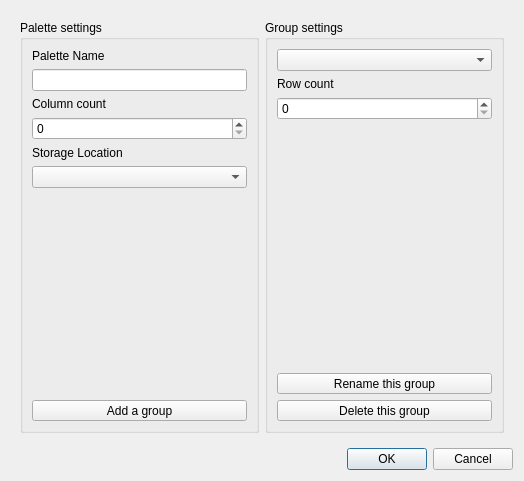
KDE/krita, file libs/ui/forms/WdgDlgPaletteEditor.ui: the form before one commit.
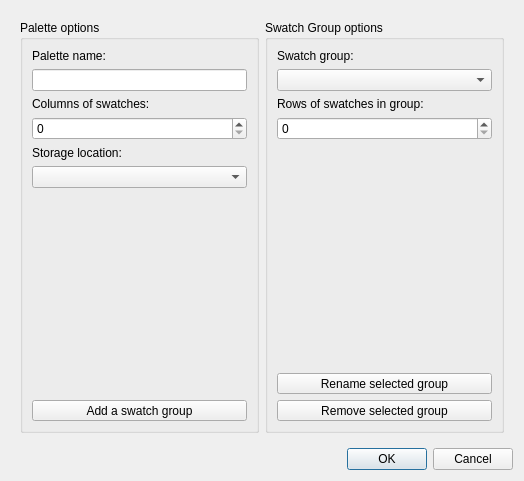
The form after the commit.

Commit message: Re-Label and Disambiguation works (for 5.0 branch)

Patch:
```diff
--- a/libs/ui/forms/WdgDlgPaletteEditor.ui
+++ b/libs/ui/forms/WdgDlgPaletteEditor.ui
@@ -24,13 +24,13 @@
       <item>
        <widget class="QGroupBox" name="gbxPalette">
         <property name="title">
-         <string>Palette settings</string>
+         <string>Palette options</string>
         </property>
         <layout class="QVBoxLayout" name="verticalLayout_3">
          <item>
           <widget class="QLabel" name="labelName">
            <property name="text">
-            <string>Palette Name</string>
+            <string>Palette name:</string>
            </property>
           </widget>
          </item>
@@ -40,7 +40,7 @@
          <item>
           <widget class="QLabel" name="labelColCount">
            <property name="text">
-            <string>Column count</string>
+            <string>Columns of swatches:</string>
            </property>
           </widget>
          </item>
@@ -50,7 +50,7 @@
          <item>
           <widget class="QLabel" name="label">
            <property name="text">
-            <string>Storage Location</string>
+            <string>Storage location:</string>
            </property>
           </widget>
          </item>
@@ -79,7 +79,7 @@
             </sizepolicy>
            </property>
            <property name="text">
-            <string>Add a group</string>
+            <string>Add a swatch group</string>
            </property>
           </widget>
          </item>
@@ -89,16 +89,23 @@
       <item>
        <widget class="QGroupBox" name="gbxGroup">
         <property name="title">
-         <string>Group settings</string>
+         <string>Swatch Group options</string>
         </property>
         <layout class="QVBoxLayout" name="verticalLayout_2">
+          <item>
+          <widget class="QLabel" name="labelColorGroupList">
+           <property name="text">
+            <string>Swatch group:</string>
+           </property>
+          </widget>
+         </item>
          <item>
           <widget class="QComboBox" name="cbxGroup"/>
          </item>
          <item>
           <widget class="QLabel" name="labelRowCount">
            <property name="text">
-            <string>Row count</string>
+            <string>Rows of swatches in group:</string>
            </property>
           </widget>
          </item>
@@ -127,7 +134,7 @@
             </sizepolicy>
            </property>
            <property name="text">
-            <string>Rename this group</string>
+            <string comment="Group as Swatch Group in a Palette">Rename selected group</string>
            </property>
           </widget>
          </item>
@@ -140,7 +147,7 @@
             </sizepolicy>
            </property>
            <property name="text">
-            <string>Delete this group</string>
+            <string comment="Group as Swatch Group in a Palette">Remove selected group</string>
            </property>
           </widget>
          </item>
```
Left out of the diff: 2 changed lines with no effect on the pictures. The commit also changes 21 other files.
